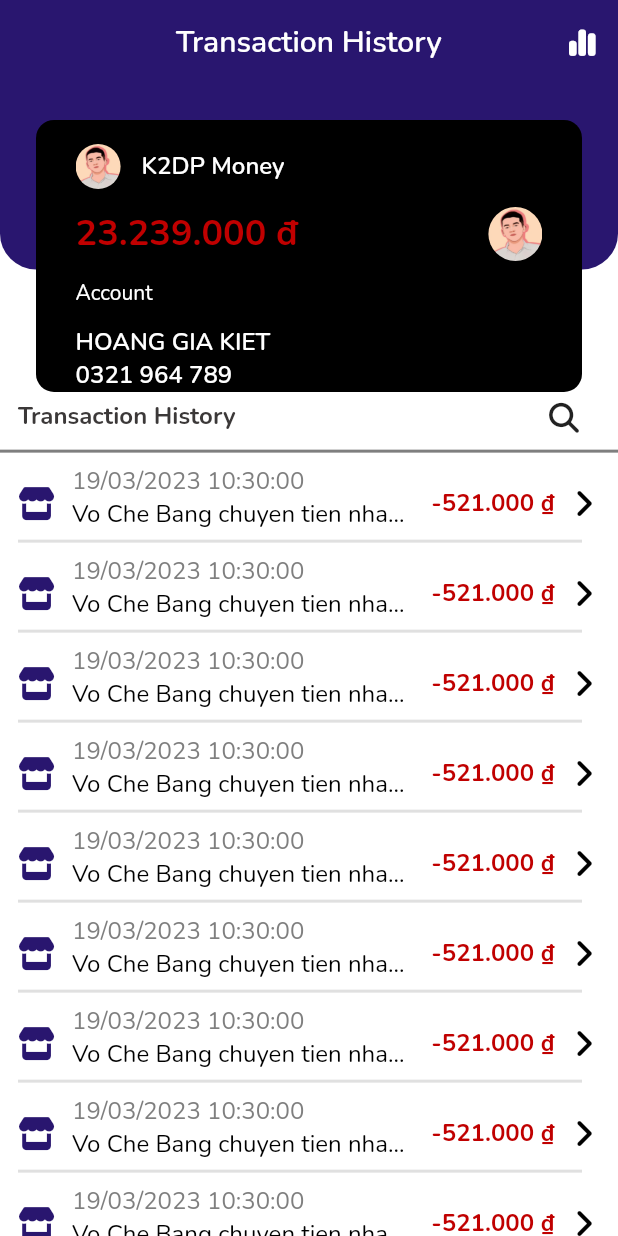
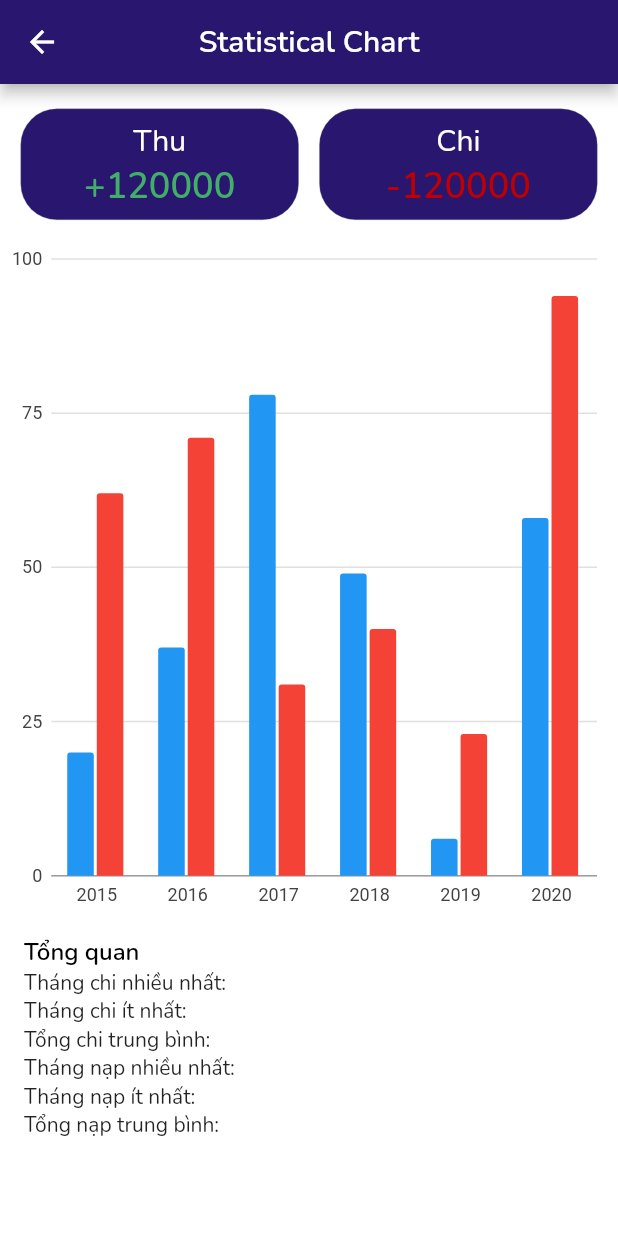
Before and after one commit to Bie-NHD/k2db-flutter-app, a Flutter app: the Statistic screen opened directly, after a tap on an icon or button, on a phone screen of 412 x 824 dp. Run offline on Flutter 3.47's test engine with Material 2 defaults, Android fonts, the phone set to English and light mode, and no system bars; our stand-ins replace carousel_slider, charts_flutter, firebase_core, firebase_messaging, font_awesome_flutter, salomon_bottom_bar and 1 more; accounts and stored records are empty.

Commit message:
upload new statistical chart screen and update modalBottomsheet

```diff
--- /dev/null
+++ b/k2dbmoneyapp/lib/views/screens/statistic/Statistical_Chart_Screen.dart
@@ -0,0 +1,172 @@
+import 'package:flutter/material.dart';
+import 'package:k2dbmoneyapp/core/extensions/extension_textstyle.dart';
+import '../../../core/constant/color.dart';
+import '../../../core/constant/color.dart';
+import '../../../core/constant/dimension.dart';
+import '../../../core/constant/text.dart';
+import 'dart:math';
+import 'package:charts_flutter/flutter.dart' as charts;
+
+
+class Statistical_Chart extends StatefulWidget {
+  Statistical_Chart({Key? key}) : super(key: key);
+  @override
+  State<Statistical_Chart> createState() => _Statistical_ChartState();
+}
+
+class _Statistical_ChartState extends State<Statistical_Chart> {
+  late List<charts.Series<dynamic, String>> seriesList;
+  static List<charts.Series<Sales, String>> _createRandomData(){
+    final ramdom = Random();
+    final destopSalesData = [
+      Sales('2015', ramdom.nextInt(100)),
+      Sales('2016', ramdom.nextInt(100)),
+      Sales('2017', ramdom.nextInt(100)),
+      Sales('2018', ramdom.nextInt(100)),
+      Sales('2019', ramdom.nextInt(100)),
+      Sales('2020', ramdom.nextInt(100)),
+    ];
+
+    final tabletSalesData = [
+      Sales('2015', ramdom.nextInt(100)),
+      Sales('2016', ramdom.nextInt(100)),
+      Sales('2017', ramdom.nextInt(100)),
+      Sales('2018', ramdom.nextInt(100)),
+      Sales('2019', ramdom.nextInt(100)),
+      Sales('2020', ramdom.nextInt(100)),
+    ];
+    return [charts.Series<Sales, String>(
+        id: 'Sales',
+        domainFn: (Sales sales, _) => sales.year,
+        measureFn: (Sales sales, _) => sales.sales,
+        data: destopSalesData,
+        fillColorFn: (Sales sale, _){
+          return charts.MaterialPalette.blue.shadeDefault;
+        }
+    ),
+      charts.Series<Sales, String>(
+          id: 'Sales',
+          domainFn: (Sales sales, _) => sales.year,
+          measureFn: (Sales sales, _) => sales.sales,
+          data: tabletSalesData,
+          fillColorFn: (Sales sale, _){
+            return charts.MaterialPalette.red.shadeDefault;
+          }
+      )
+    ];
+  }
+
+  barChart(){
+    return charts.BarChart(
+      seriesList,
+      animate: true,
+      vertical: true,
+    );
+  }
+
+  @override
+  void initState(){
+    super.initState();
+    seriesList = _createRandomData();
+  }
+
+  @override
+  Widget build(BuildContext context) {
+    Size size = MediaQuery.of(context).size;
+    return Scaffold(
+      backgroundColor: ColorsApp.backgroundLight,
+      appBar: AppBar(
+        // elevation: 0,
+        // automaticallyImplyLeading: false,
+        centerTitle: true,
+        backgroundColor: ColorsApp.primaryColor,
+        title: Text("Statistical Chart",
+          style: TextStyles.defaultStyle.semiBold.sizeAppbar.colorAppBarText,
+        ),
+      ),
+      body: Column(
+        crossAxisAlignment: CrossAxisAlignment.start,
+        children: [
+          SizedBox(height: size.height * 0.02,),
+          Row(
+            mainAxisAlignment: MainAxisAlignment.spaceEvenly,
+            children: [
+              Container(
+                width: size.width * 0.45,
+                height: size.height * 0.09,
+                decoration: BoxDecoration(
+                  color: ColorsApp.primaryColor,
+                  borderRadius: BorderRadius.circular(kBorderRadiusMax),
+                  border: Border.all(color: ColorsApp.hintTextColor, width: 0.2),
+                ),
+                child: Column(
+                  children: [
+                    SizedBox(height: size.height * 0.01,),
+                    Text('Thu',
+                        style: TextStyles.defaultStyle.regular.sizeAppbar.colorAppBarText
+                    ),
+                    Text('+120000',
+                        style: TextStyles.defaultStyle.semiBold.sizeHeading.colorGreenText
+                    )
+                  ],
+                ),
+              ),
+              Container(
+                width: size.width * 0.45,
+                height: size.height * 0.09,
+                decoration: BoxDecoration(
+                  color: ColorsApp.primaryColor,
+                  borderRadius: BorderRadius.circular(kBorderRadiusMax),
+                  border: Border.all(color: ColorsApp.hintTextColor, width: 0.2),
+                ),
+                child: Column(
+                  children: [
+                    SizedBox(height: size.height * 0.01,),
+                    Text('Chi',
+                      style: TextStyles.defaultStyle.regular.sizeAppbar.colorAppBarText,
+                    ),
+                    Text('-120000',
+                      style: TextStyles.defaultStyle.semiBold.sizeHeading.colorRedText,
+                    ),
+
+                  ],
+                ),
+              ),
+            ],
+          ),
+          const SizedBox(height: k12Margin,),
+          Container(
+            width: size.width,
+            height: size.height * 0.55,
+            child: barChart(),
+          ),
+          const SizedBox(height: k12Margin),
+          Row(
+            children: [
+              const SizedBox(width: k8Margin * 2,),
+              Column(
+                crossAxisAlignment: CrossAxisAlignment.start,
+                children: [
+                  Text('Tổng quan', style: TextStyles.defaultStyle.semiBold.sizeTitleAndButton.colorDefaultText,),
+                  Text('Tháng chi nhiều nhất: '),
+                  Text('Tháng chi ít nhất:'),
+                  Text('Tổng chi trung bình:'),
+                  Text('Tháng nạp nhiều nhất:'),
+                  Text('Tháng nạp ít nhất:'),
+                  Text('Tổng nạp trung bình:'),
+                ],
+              ),
+            ],
+          )
+        ],
+      ),
+    );
+  }
+}
+
+class Sales{
+  final String year;
+  final int sales;
+
+  Sales(this.year, this.sales);
+}
--- a/k2dbmoneyapp/lib/views/screens/statistic/statistic_main.dart
+++ b/k2dbmoneyapp/lib/views/screens/statistic/statistic_main.dart
@@ -11,7 +11,9 @@ import 'package:k2dbmoneyapp/core/widgets/icon_textlink.dart';
 import 'package:k2dbmoneyapp/views/screens/authen/main_page.dart';
 import 'package:k2dbmoneyapp/views/widgets/widget_card_function.dart';
 import 'package:intl/intl.dart';
+import '../../widgets/ModalBotoomSheet.dart';
 import '../../widgets/widget_item_history.dart';
+import 'Statistical_Chart_Screen.dart';
 
 class Statistic extends StatelessWidget {
   const Statistic({Key? key}) : super(key: key);
@@ -34,7 +36,9 @@ class Statistic extends StatelessWidget {
         actions: [
           IconButton(
             padding: const EdgeInsets.all(k12Padding),
-            onPressed: () {},
+            onPressed: () {
+              Navigator.push(context, MaterialPageRoute(builder: (context) => Statistical_Chart()));
+            },
             icon: const Icon(
               FontAwesomeIcons.chartSimple,
               size: kIconSize - 2,
@@ -189,7 +193,7 @@ class Statistic extends StatelessWidget {
                                 price: -521000,
                                 dateTime: DateTime.now(),
                                 isBuying: true,
-                                title: 'Vo Che Bang chuyen tien nhau hom bua truoc cho chi Mii',
+                                title: 'Vo Che Bang chuyen tien nhau hom bua ngay 8 thang 3 cho chi Mii yeu dauuuuuu ',
                               );
                           }
                     ),
--- a/k2dbmoneyapp/pubspec.yaml
+++ b/k2dbmoneyapp/pubspec.yaml
@@ -43,8 +43,9 @@ dependencies:
   salomon_bottom_bar: ^3.3.1
   font_awesome_flutter: ^10.4.0
   carousel_slider: ^4.2.1
-  intl: ^0.18.0
+  intl: any
   shared_preferences: ^2.0.18
+  charts_flutter: ^0.12.0
 
 
 dev_dependencies:
```
Also changed, not shown: k2dbmoneyapp/lib/views/widgets/ModalBotoomSheet.dart (added, +141 -0 lines), k2dbmoneyapp/lib/views/widgets/widget_item_history.dart (+3 -83 lines).
